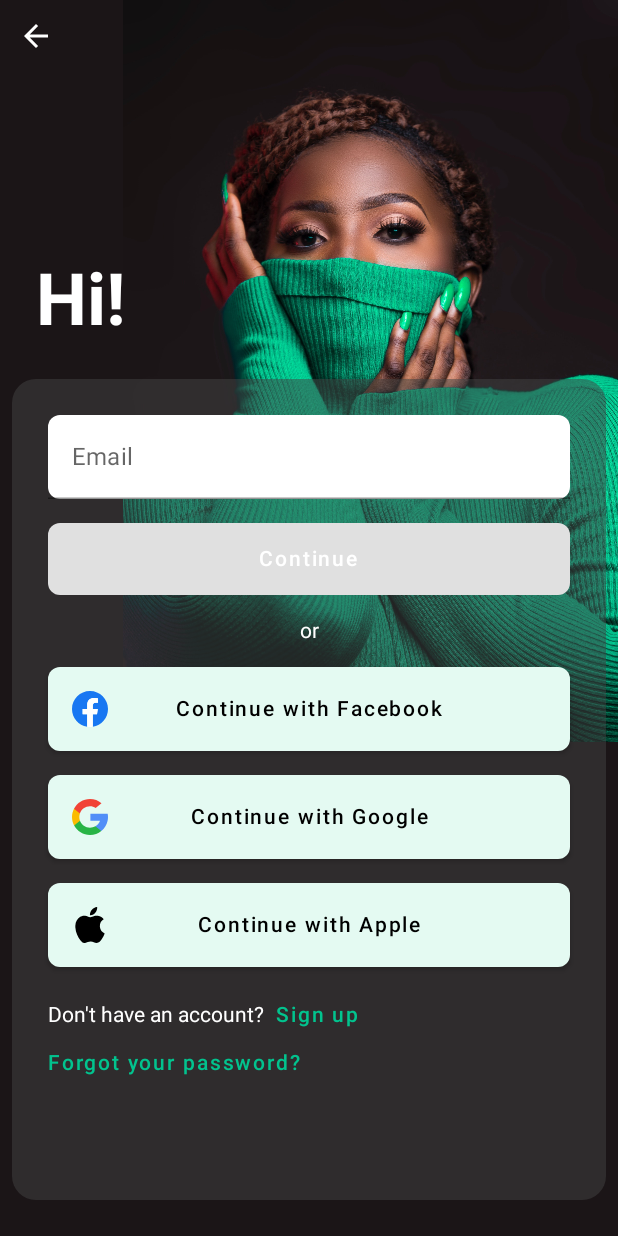
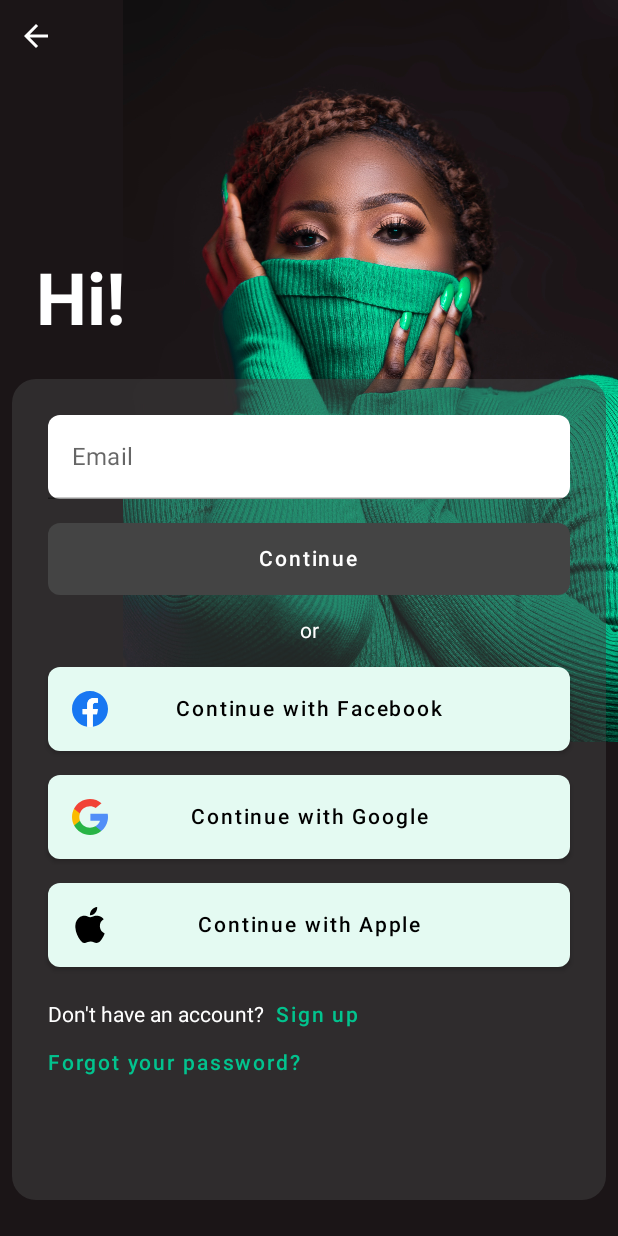
Before and after one commit to SteveCampos/SignInChallenge, an Android app built with Jetpack Compose: the screen it shows after launch (MainActivity), on a phone screen of 412 x 824 dp. Run offline under Robolectric (Android 15) with nearby library versions, the phone set to English and light mode, and no system bars; our stand-ins replace Dagger/Hilt's generated code.

Commit message:
Added disabledBackgroundColor to PrimaryButton

```diff
--- a/signin/presentation/src/main/java/com/stevecampos/signin/presentation/welcome/WelcomScreen.kt
+++ b/signin/presentation/src/main/java/com/stevecampos/signin/presentation/welcome/WelcomScreen.kt
@@ -241,7 +241,10 @@ fun PrimaryButton(
         onClick = onClick,
         modifier = modifier.fillMaxWidth(),
         shape = RoundedCornerShape(8.dp),
-        colors = ButtonDefaults.buttonColors(backgroundColor = Green40)
+        colors = ButtonDefaults.buttonColors(
+            backgroundColor = Green40,
+            disabledBackgroundColor = Color.DarkGray
+        )
     ) {
         Text(
             text,
```
